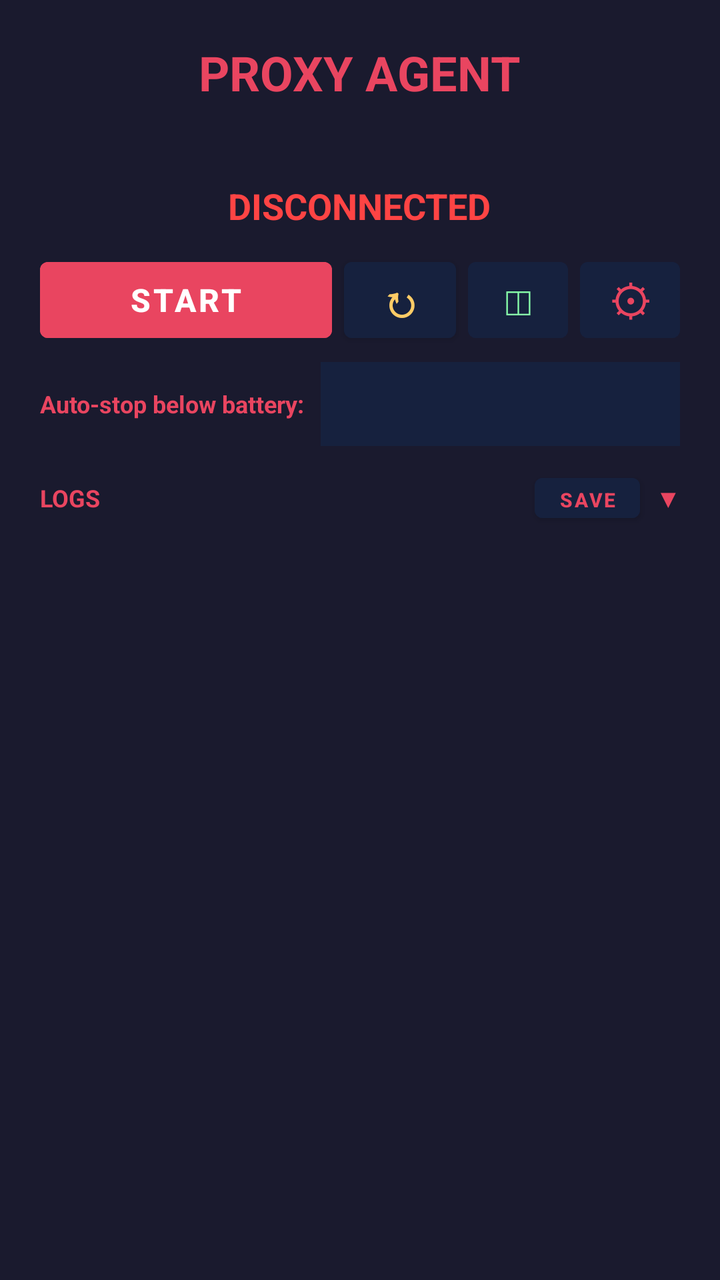
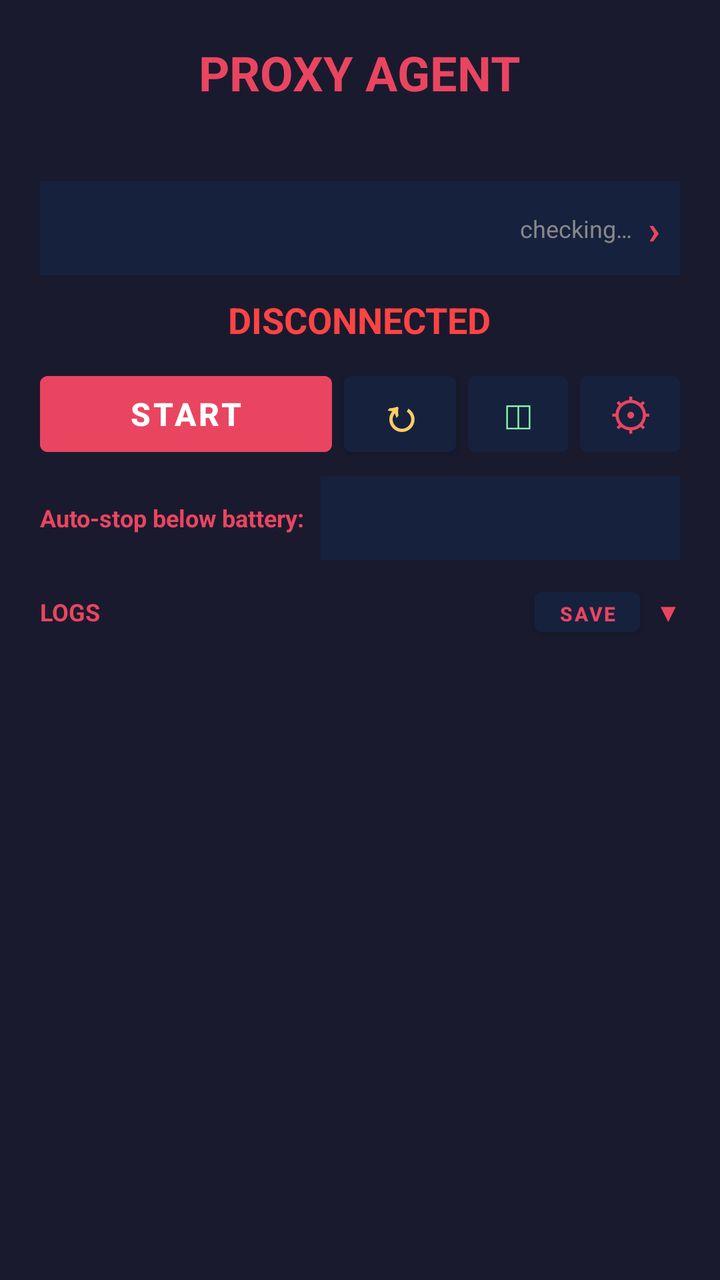

Screens rendered from an Android XML layout before and after an edit, with the pre-edit source and the edit as a unified diff.
<!-- AndroidManifest.xml: application theme Theme.AndroidProxyApp -->
<!-- res/layout/activity_main.xml -->
<?xml version="1.0" encoding="utf-8"?>
<LinearLayout xmlns:android="http://schemas.android.com/apk/res/android"
    android:layout_width="match_parent"
    android:layout_height="match_parent"
    android:orientation="vertical"
    android:background="#1a1a2e"
    android:padding="20dp"
    android:fitsSystemWindows="true">

    <TextView
        android:layout_width="wrap_content"
        android:layout_height="wrap_content"
        android:text="PROXY AGENT"
        android:textColor="#e94560"
        android:textSize="24sp"
        android:textStyle="bold"
        android:layout_gravity="center_horizontal" />

    <TextView
        android:id="@+id/tvVersion"
        android:layout_width="wrap_content"
        android:layout_height="wrap_content"
        android:text=""
        android:textColor="#888888"
        android:textSize="10sp"
        android:fontFamily="monospace"
        android:layout_gravity="center_horizontal"
        android:layout_marginBottom="2dp" />

    <TextView
        android:id="@+id/tvNetwork"
        android:layout_width="wrap_content"
        android:layout_height="wrap_content"
        android:text=""
        android:textColor="#888888"
        android:textSize="11sp"
        android:fontFamily="monospace"
        android:layout_gravity="center_horizontal"
        android:layout_marginBottom="8dp" />

    <TextView
        android:id="@+id/tvStatus"
        android:layout_width="wrap_content"
        android:layout_height="wrap_content"
        android:text="DISCONNECTED"
        android:textColor="#FF4444"
        android:textSize="18sp"
        android:textStyle="bold"
        android:layout_gravity="center_horizontal"
        android:layout_marginBottom="10dp" />

    <FrameLayout
        android:id="@+id/registratorPanel"
        android:layout_width="match_parent"
        android:layout_height="wrap_content"
        android:layout_marginBottom="12dp"
        android:visibility="gone">

        <androidx.viewpager2.widget.ViewPager2
            android:id="@+id/registratorPager"
            android:layout_width="match_parent"
            android:layout_height="148dp" />

        <LinearLayout
            android:id="@+id/registratorDots"
            android:layout_width="wrap_content"
            android:layout_height="wrap_content"
            android:orientation="horizontal"
            android:layout_gravity="bottom|center_horizontal"
            android:layout_marginBottom="4dp">
            <View
                android:id="@+id/dot0"
                android:layout_width="6dp"
                android:layout_height="6dp"
                android:layout_marginStart="3dp"
                android:layout_marginEnd="3dp"
                android:background="#88ffaa" />
            <View
                android:id="@+id/dot1"
                android:layout_width="6dp"
                android:layout_height="6dp"
                android:layout_marginStart="3dp"
                android:layout_marginEnd="3dp"
                android:background="#33ffffff" />
            <View
                android:id="@+id/dot2"
                android:layout_width="6dp"
                android:layout_height="6dp"
                android:layout_marginStart="3dp"
                android:layout_marginEnd="3dp"
                android:background="#33ffffff" />
            <View
                android:id="@+id/dot3"
                android:layout_width="6dp"
                android:layout_height="6dp"
                android:layout_marginStart="3dp"
                android:layout_marginEnd="3dp"
                android:background="#33ffffff" />
        </LinearLayout>
    </FrameLayout>

    <LinearLayout
        android:layout_width="match_parent"
        android:layout_height="50dp"
        android:orientation="horizontal"
        android:layout_marginBottom="6dp">

        <Button
            android:id="@+id/btnToggle"
            android:layout_width="0dp"
            android:layout_weight="1"
            android:layout_height="match_parent"
            android:text="START"
            android:textSize="16sp"
            android:textStyle="bold"
            android:backgroundTint="#e94560" />

        <Button
            android:id="@+id/btnCycleIp"
            android:layout_width="56dp"
            android:layout_height="match_parent"
            android:text="↻"
            android:textSize="22sp"
            android:textStyle="bold"
            android:textColor="#FFCC66"
            android:backgroundTint="#16213e"
            android:layout_marginStart="6dp"
            android:padding="0dp" />

        <Button
            android:id="@+id/btnAnalytics"
            android:layout_width="50dp"
            android:layout_height="match_parent"
            android:text="◫"
            android:textSize="20sp"
            android:textColor="#88ffaa"
            android:backgroundTint="#16213e"
            android:layout_marginStart="6dp"
            android:padding="0dp" />

        <Button
            android:id="@+id/btnSettings"
            android:layout_width="50dp"
            android:layout_height="match_parent"
            android:text="⚙"
            android:textSize="22sp"
            android:textColor="#e94560"
            android:backgroundTint="#16213e"
            android:layout_marginStart="6dp"
            android:padding="0dp" />

    </LinearLayout>

    <LinearLayout
        android:layout_width="match_parent"
        android:layout_height="wrap_content"
        android:orientation="horizontal"
        android:gravity="center_vertical"
        android:layout_marginBottom="6dp">
        <TextView
            android:layout_width="wrap_content"
            android:layout_height="wrap_content"
            android:text="Auto-stop below battery:"
            android:textColor="#e94560"
            android:textSize="12sp"
            android:textStyle="bold" />
        <Spinner
            android:id="@+id/spBatteryThreshold"
            android:layout_width="0dp"
            android:layout_weight="1"
            android:layout_height="42dp"
            android:layout_marginStart="8dp"
            android:background="#16213e" />
    </LinearLayout>

    <Button
        android:id="@+id/btnBattery"
        android:layout_width="match_parent"
        android:layout_height="38dp"
        android:text="ALLOW BACKGROUND (BATTERY WHITELIST)"
        android:textSize="11sp"
        android:textStyle="bold"
        android:textColor="#FFCC66"
        android:backgroundTint="#16213e"
        android:layout_marginBottom="10dp"
        android:visibility="gone" />

    <LinearLayout
        android:id="@+id/logsHeader"
        android:layout_width="match_parent"
        android:layout_height="wrap_content"
        android:orientation="horizontal"
        android:gravity="center_vertical"
        android:clickable="true"
        android:focusable="true"
        android:paddingTop="4dp"
        android:paddingBottom="4dp"
        android:layout_marginBottom="4dp">
        <TextView
            android:layout_width="0dp"
            android:layout_weight="1"
            android:layout_height="wrap_content"
            android:text="LOGS"
            android:textColor="#e94560"
            android:textSize="12sp"
            android:textStyle="bold" />
        <Button
            android:id="@+id/btnSaveLog"
            android:layout_width="wrap_content"
            android:layout_height="32dp"
            android:minWidth="0dp"
            android:paddingStart="12dp"
            android:paddingEnd="12dp"
            android:text="SAVE"
            android:textSize="10sp"
            android:textStyle="bold"
            android:backgroundTint="#16213e"
            android:textColor="#e94560"
            android:layout_marginEnd="8dp" />
        <TextView
            android:id="@+id/tvLogsChevron"
            android:layout_width="wrap_content"
            android:layout_height="wrap_content"
            android:text="▼"
            android:textColor="#e94560"
            android:textSize="12sp"
            android:textStyle="bold" />
    </LinearLayout>

    <ScrollView
        android:id="@+id/svLogs"
        android:layout_width="match_parent"
        android:layout_height="0dp"
        android:layout_weight="1"
        android:background="#0f0f23"
        android:padding="8dp"
        android:visibility="gone">

        <TextView
            android:id="@+id/tvLogs"
            android:layout_width="match_parent"
            android:layout_height="wrap_content"
            android:textColor="#00ff41"
            android:textSize="11sp"
            android:fontFamily="monospace"
            android:text="Press START to connect." />

    </ScrollView>

</LinearLayout>
<!-- resources referenced by this layout -->
<resources>
  <style name="Theme.AndroidProxyApp" parent="Theme.MaterialComponents.DayNight.NoActionBar">
          <item name="colorPrimary">#e94560</item>
          <item name="colorPrimaryVariant">#c81d4e</item>
          <item name="colorOnPrimary">#ffffff</item>
          <item name="colorSecondary">#0f3460</item>
          <item name="colorSecondaryVariant">#16213e</item>
          <item name="colorOnSecondary">#ffffff</item>
          <item name="android:statusBarColor">#0f0f23</item>
          <item name="android:navigationBarColor">#0f0f23</item>
      </style>
</resources>

<!-- the commit's change to res/layout/activity_main.xml (unified diff, before → after) -->
@@ -38,6 +38,50 @@
         android:layout_gravity="center_horizontal"
         android:layout_marginBottom="8dp" />
 
+    
+    <LinearLayout
+        android:id="@+id/otaWidget"
+        android:layout_width="match_parent"
+        android:layout_height="wrap_content"
+        android:orientation="horizontal"
+        android:gravity="center_vertical"
+        android:background="#16213e"
+        android:padding="10dp"
+        android:clickable="true"
+        android:focusable="true"
+        android:layout_marginBottom="10dp">
+
+        <TextView
+            android:id="@+id/tvOtaChannel"
+            android:layout_width="wrap_content"
+            android:layout_height="wrap_content"
+            android:text=""
+            android:textColor="#FFCC66"
+            android:textStyle="bold"
+            android:textSize="12sp"
+            android:fontFamily="monospace"
+            android:layout_marginEnd="10dp" />
+
+        <TextView
+            android:id="@+id/tvOtaStatus"
+            android:layout_width="0dp"
+            android:layout_weight="1"
+            android:layout_height="wrap_content"
+            android:gravity="end|center_vertical"
+            android:text="checking…"
+            android:textColor="#888888"
+            android:textSize="12sp" />
+
+        <TextView
+            android:layout_width="wrap_content"
+            android:layout_height="wrap_content"
+            android:text="›"
+            android:textColor="#e94560"
+            android:textSize="20sp"
+            android:textStyle="bold"
+            android:layout_marginStart="8dp" />
+    </LinearLayout>
+
     <TextView
         android:id="@+id/tvStatus"
         android:layout_width="wrap_content"
